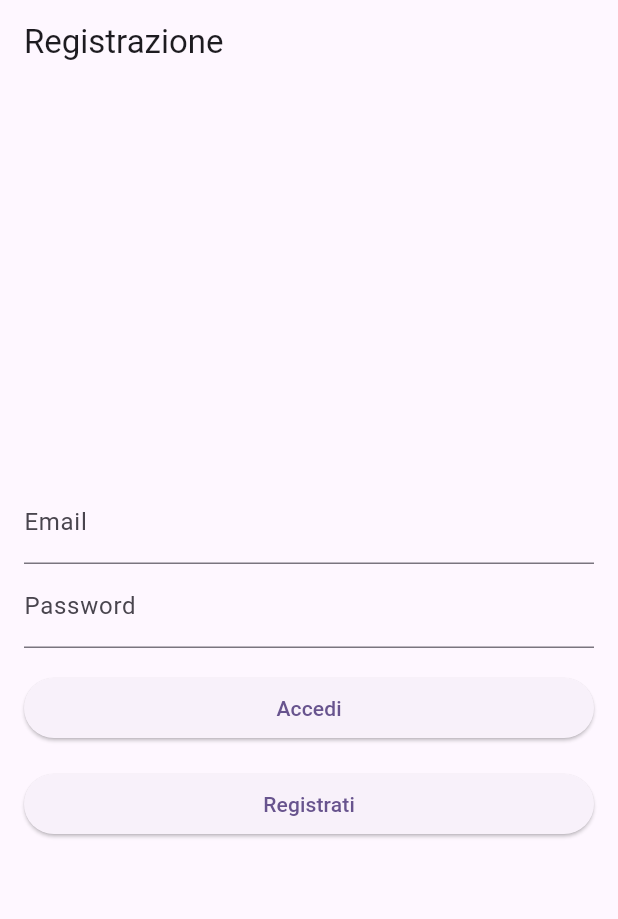
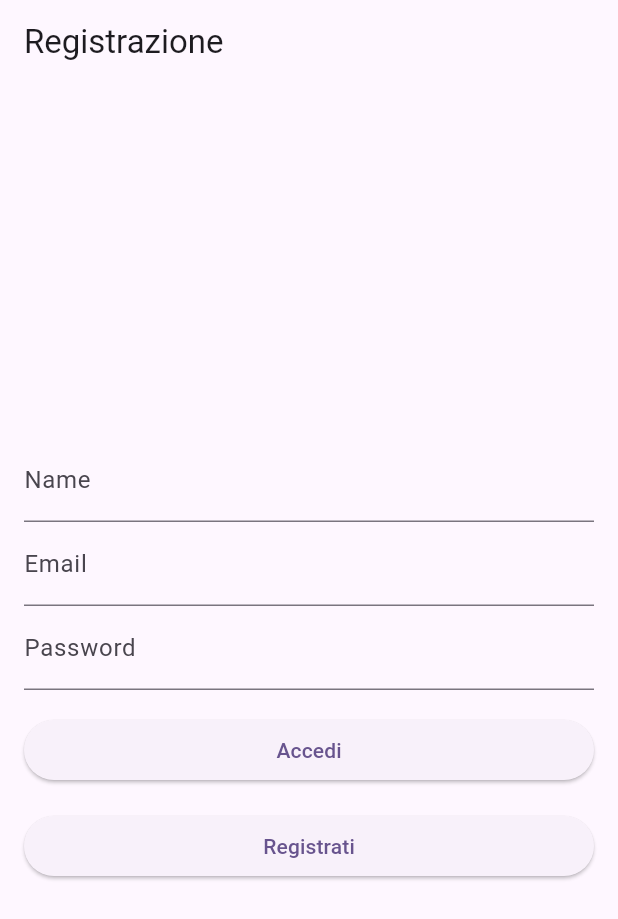
Before and after one commit to leonardodipietro/progettomobileflutter, a Flutter app: the RegistrationPage screen opened directly, after a tap on "Registrati", on a phone screen of 412 x 824 dp. Shown: the top 919 px of the screen. Run offline on Flutter 3.47's test engine with Material 3 defaults, Android fonts, the phone set to English and light mode, and no system bars; our stand-ins replace cloud_firestore, dio, firebase_auth, firebase_core, firebase_database, uni_links; accounts and stored records are empty; network calls fail.

Commit message:
Aggiunto nome utente

```diff
--- a/lib/main.dart
+++ b/lib/main.dart
@@ -12,6 +12,7 @@
 import 'package:progettomobileflutter/viewmodel/FirebaseViewModel.dart';
 import 'package:firebase_auth/firebase_auth.dart' as auth;
 import 'package:firebase_auth/firebase_auth.dart';
+import 'package:cloud_firestore/cloud_firestore.dart';
 import 'cerca_utenti.dart';
 import 'model/SpotifyModel.dart';
 import 'profilo_personale.dart';
@@ -73,7 +74,7 @@
 }*/
 
 // Function to create a new user account with email and password
-void registerWithEmailAndPassword(context, String email, String password) async {
+void registerWithEmailAndPassword(context, String name, String email, String password) async {
   try {
     // Create a new user account with email and password
     final credential = await FirebaseAuth.instance.createUserWithEmailAndPassword(
@@ -83,6 +84,14 @@
 
     // Optionally, you can handle additional steps after successful account creation here,
     // such as sending a verification email or storing additional user information.
+
+    // Update user profile with the provided name
+    await credential.user?.updateDisplayName(name);
+
+    // Save user details to Firestore
+    await FirebaseFirestore.instance.collection('users').doc(credential.user!.uid).set({
+      'name': name,
+    });
 
     print('Account created successfully! User ID: ${credential.user?.uid}');
 
@@ -230,6 +239,7 @@
 }
 
 class RegistrationPage extends StatelessWidget {
+  final TextEditingController nameController = TextEditingController();
   final TextEditingController emailController = TextEditingController();
   final TextEditingController passwordController = TextEditingController();
 
@@ -247,6 +257,12 @@
           mainAxisAlignment: MainAxisAlignment.center,
           crossAxisAlignment: CrossAxisAlignment.stretch,
           children: [
+            TextField(
+              controller: nameController,
+              decoration: InputDecoration(
+                labelText: 'Name',
+              ),
+            ),
             TextField(
               controller: emailController,
               decoration: const InputDecoration(labelText: 'Email'),
@@ -271,9 +287,10 @@
             const SizedBox(height: 16),
             ElevatedButton(
               onPressed: () {
-                // Call the registerWithEmailAndPassword function with the email and password entered by the user
+                // Call the registerWithEmailAndPassword function with name, email, and password entered by the user
                 registerWithEmailAndPassword(
                   context,
+                  nameController.text,
                   emailController.text,
                   passwordController.text,
                 );
@@ -503,22 +520,14 @@
                             overflow: TextOverflow.ellipsis,
                           ),
                         )
-
                       ],
                     ),
                   ),);
-
-                  //HHHHHHHHHHHHHHHHHHHHHHHHHHHHHHHHHHHHHHH
                 }),
               ),
             )
-
-
-
-
           ],
         ),
-
       ),
 
 
@@ -881,7 +890,6 @@
       MaterialPageRoute(builder: (context) => ArtistaSelezionato(artist: artist )),
     );
   }
-
 }
 
 
```
Also changed, not shown: pubspec.lock.
